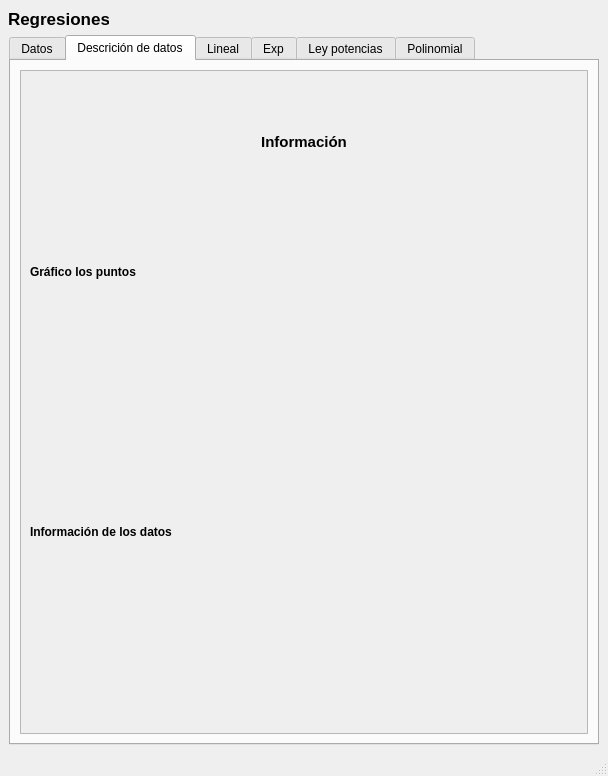
artLara/Regression, file regression_ui.ui: the form before one commit.
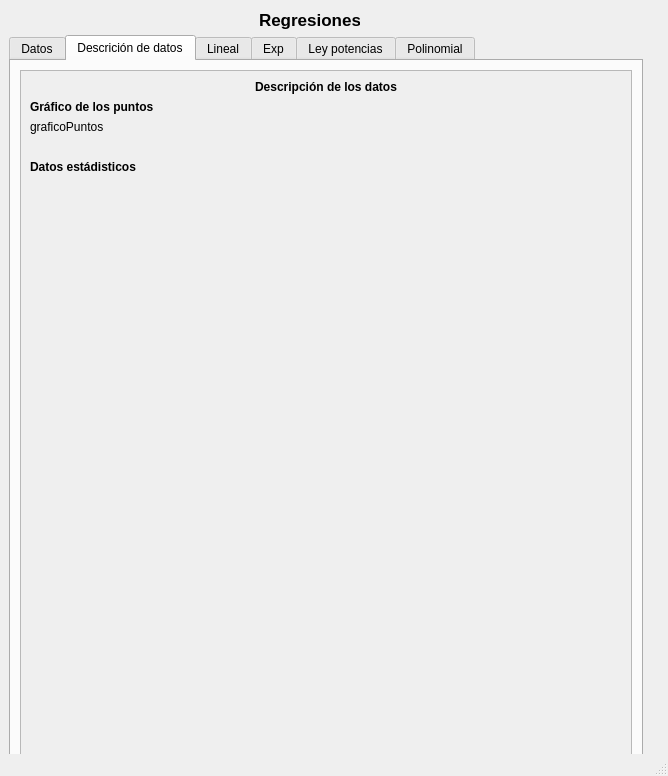
The form after the commit. The open tabs and pages were chosen to show the change.

Commit message: Al final del pastel se termina con datos estadisticos xD

```diff
--- a/regression_ui.ui
+++ b/regression_ui.ui
@@ -6,7 +6,7 @@
    <rect>
     <x>0</x>
     <y>0</y>
-    <width>608</width>
+    <width>668</width>
     <height>776</height>
    </rect>
   </property>
@@ -17,8 +17,8 @@
    <widget class="QLabel" name="label">
     <property name="geometry">
      <rect>
-      <x>9</x>
-      <y>9</y>
+      <x>260</x>
+      <y>10</y>
       <width>100</width>
       <height>20</height>
      </rect>
@@ -42,8 +42,8 @@
      <rect>
       <x>9</x>
       <y>35</y>
-      <width>590</width>
-      <height>710</height>
+      <width>634</width>
+      <height>741</height>
      </rect>
     </property>
     <property name="currentIndex">
@@ -267,44 +267,13 @@
           <rect>
            <x>0</x>
            <y>0</y>
-           <width>566</width>
-           <height>659</height>
+           <width>610</width>
+           <height>690</height>
           </rect>
          </property>
-         <layout class="QGridLayout" name="gridLayout_4">
-          <item row="0" column="0">
-           <widget class="QLabel" name="labelInformation">
-            <property name="font">
-             <font>
-              <pointsize>11</pointsize>
-              <weight>75</weight>
-              <bold>true</bold>
-             </font>
-            </property>
-            <property name="text">
-             <string>Información</string>
-            </property>
-            <property name="alignment">
-             <set>Qt::AlignCenter</set>
-            </property>
-           </widget>
-          </item>
+         <layout class="QFormLayout" name="formLayout_6">
           <item row="3" column="0">
-           <widget class="QLabel" name="label_5">
-            <property name="font">
-             <font>
-              <pointsize>9</pointsize>
-              <weight>75</weight>
-              <bold>true</bold>
-             </font>
-            </property>
-            <property name="text">
-             <string>Información de los datos</string>
-            </property>
-           </widget>
-          </item>
-          <item row="4" column="0">
-           <widget class="QLabel" name="imagenK">
+           <widget class="QLabel" name="lawImage_2">
             <property name="text">
              <string/>
             </property>
@@ -314,27 +283,65 @@
            </widget>
           </item>
           <item row="1" column="0">
-           <widget class="QLabel" name="label_4">
+           <widget class="QLabel" name="label_20">
             <property name="font">
              <font>
-              <pointsize>9</pointsize>
               <weight>75</weight>
               <bold>true</bold>
              </font>
             </property>
             <property name="text">
-             <string>Gráfico los puntos</string>
+             <string>Gráfico de los puntos</string>
+            </property>
+           </widget>
+          </item>
+          <item row="0" column="0" colspan="2">
+           <widget class="QLabel" name="label_14">
+            <property name="font">
+             <font>
+              <weight>75</weight>
+              <bold>true</bold>
+             </font>
+            </property>
+            <property name="layoutDirection">
+             <enum>Qt::LeftToRight</enum>
+            </property>
+            <property name="autoFillBackground">
+             <bool>false</bool>
+            </property>
+            <property name="text">
+             <string>Descripción de los datos</string>
+            </property>
+            <property name="alignment">
+             <set>Qt::AlignCenter</set>
             </property>
            </widget>
           </item>
           <item row="2" column="0">
            <widget class="QLabel" name="imagenTodos">
             <property name="text">
+             <string>graficoPuntos</string>
+            </property>
+           </widget>
+          </item>
+          <item row="4" column="0">
+           <widget class="QLabel" name="label_15">
+            <property name="font">
+             <font>
+              <weight>75</weight>
+              <bold>true</bold>
+             </font>
+            </property>
+            <property name="text">
+             <string>Datos estádisticos</string>
+            </property>
+           </widget>
+          </item>
+          <item row="5" column="0">
+           <widget class="QLabel" name="data">
+            <property name="text">
              <string/>
             </property>
-            <property name="alignment">
-             <set>Qt::AlignCenter</set>
-            </property>
            </widget>
           </item>
          </layout>
```
Left out of the diff: 27 changed lines with no effect on the pictures. The commit also changes 12 other files.
